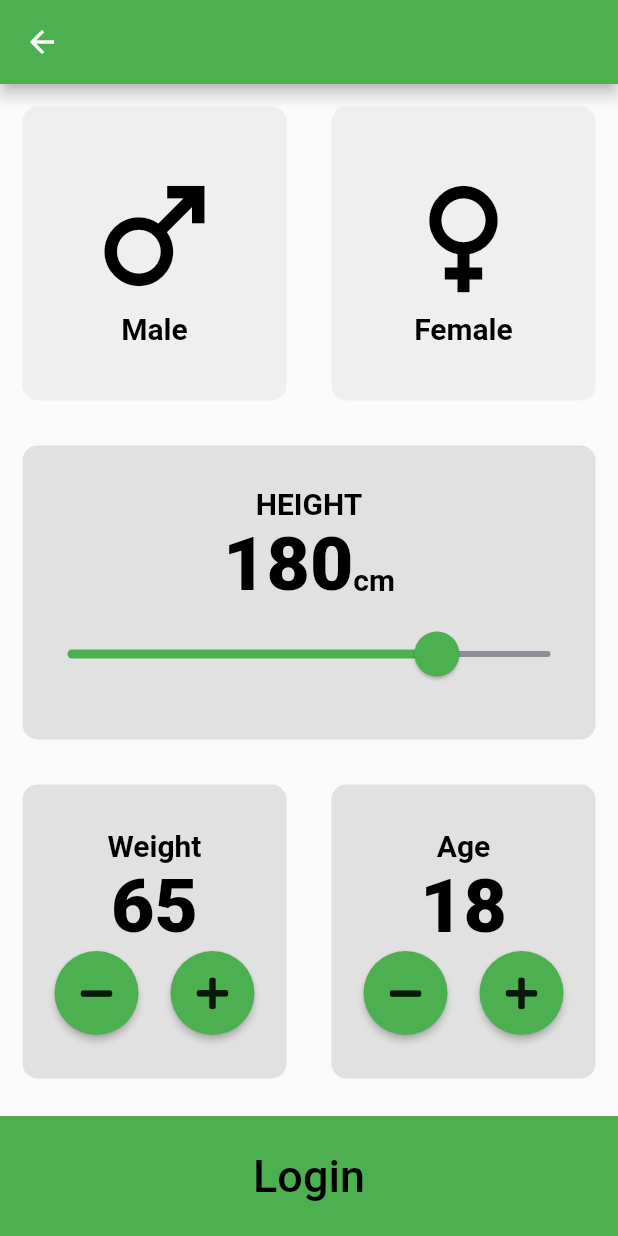
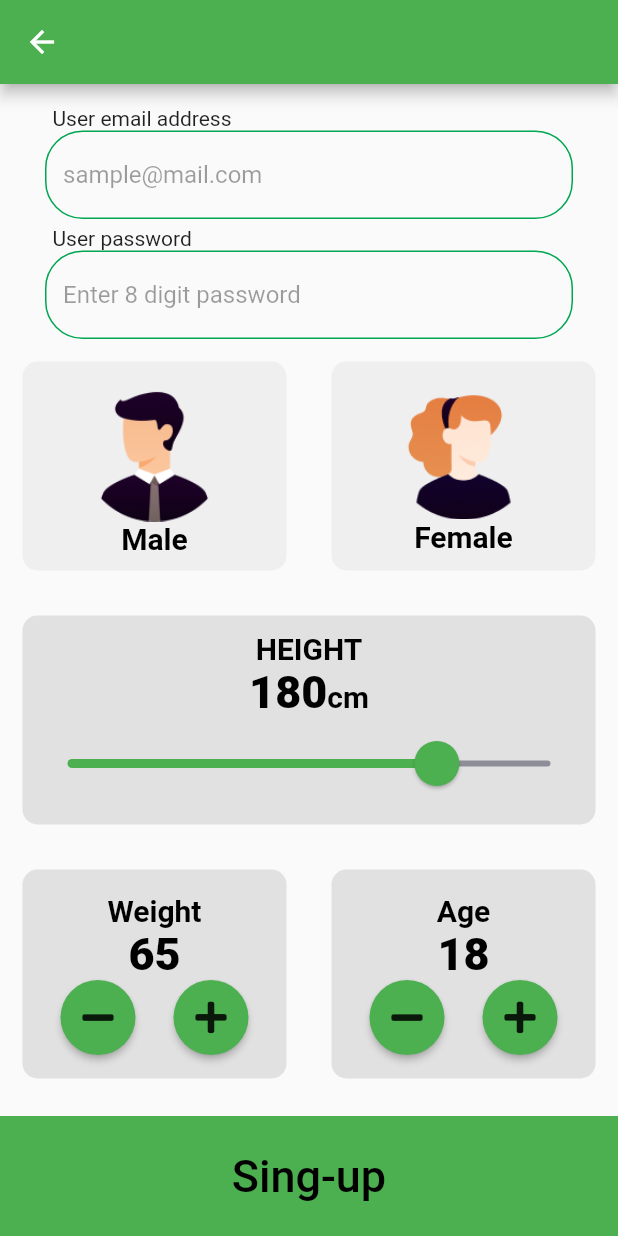
Before and after one commit to mmuhamadiev/ndc_medic_record_app, a Flutter app: the RegistrationPage screen opened by its route, on a phone screen of 412 x 824 dp. Run offline on Flutter 3.47's test engine with Material 2 defaults, Android fonts, the light colour scheme and no system bars; our stand-ins replace font_awesome_flutter, introduction_screen.

Commit message:
update 1 registration page, fix keyboard overflow

```diff
--- a/lib/constraints.dart
+++ b/lib/constraints.dart
@@ -6,6 +6,8 @@ const kStaticMainColor = Color(0xff00A651);
 const kStaticMainColorOpacity = Color.fromRGBO(0, 166, 81, 50);
 
 const kInputDecoration = InputDecoration(
+  filled: false,
+  fillColor: kStaticMainColorOpacity,
   enabledBorder: OutlineInputBorder(
     borderSide: BorderSide(color: kStaticMainColorOpacity),
     borderRadius: BorderRadius.all(Radius.circular(25),),
--- a/lib/main.dart
+++ b/lib/main.dart
@@ -18,6 +18,7 @@ class MyApp extends StatelessWidget {
       theme: ThemeData(
         primarySwatch: Colors.green,
       ),
+      //home: OnBoarding(),
       initialRoute: '/',
       onGenerateRoute: OnGenerateRoutes.generatedRout,
     );
--- a/lib/on_generate_route.dart
+++ b/lib/on_generate_route.dart
@@ -10,9 +10,9 @@ import 'screens/login_registration_page/login_page.dart';
 class OnGenerateRoutes {
   static Route<dynamic> generatedRout(RouteSettings settings){
     switch(settings.name) {
-      case OnBoarding.routeName:
+      case OnBoardingPage.routeName:
         return MaterialPageRoute(builder: (BuildContext context) {
-          return OnBoarding();
+          return OnBoardingPage();
         });
       case LoginPage.routeName:
         return MaterialPageRoute(builder: (BuildContext context) {
--- a/lib/screens/login_registration_page/login_components/bottom_button.dart
+++ b/lib/screens/login_registration_page/login_components/bottom_button.dart
@@ -1,5 +1,5 @@
 import 'package:flutter/material.dart';
-import 'package:ndc_medic_record_app/screens/login_registration_page/login_components/constraints.dart';
+import 'package:ndc_medic_record_app/screens/login_registration_page/login_components/login_constraints.dart';
 
 class BottomButton extends StatelessWidget {
   BottomButton({required this.onPress,required this.buttonText});
--- a/lib/screens/login_registration_page/login_components/icon_content.dart
+++ /dev/null
@@ -1,27 +0,0 @@
-import 'package:flutter/material.dart';
-import 'package:ndc_medic_record_app/screens/login_registration_page/login_components/constraints.dart';
-
-class IconContent extends StatelessWidget {
-  IconContent({required this.icon, required this.label});
-
-  final IconData icon;
-  final String label;
-
-  @override
-  Widget build(BuildContext context) {
-    return Column(
-      mainAxisAlignment: MainAxisAlignment.center,
-      children: [
-        Icon(
-          icon,
-          size: 100,
-          color: kTextBlackColor,
-        ),
-        Text(
-          label,
-          style: kTextStyle
-        )
-      ],
-    );
-  }
-}
--- /dev/null
+++ b/lib/screens/login_registration_page/login_components/image_content.dart
@@ -0,0 +1,20 @@
+import 'package:flutter/material.dart';
+import 'package:ndc_medic_record_app/screens/login_registration_page/login_components/login_constraints.dart';
+
+class ImageContent extends StatelessWidget {
+  ImageContent({required this.image, required this.label});
+
+  final Image image;
+  final String label;
+
+  @override
+  Widget build(BuildContext context) {
+    return Column(
+      mainAxisAlignment: MainAxisAlignment.center,
+      children: [
+        image,
+        Text(label, style: kTextStyle)
+      ],
+    );
+  }
+}
--- a/lib/screens/login_registration_page/login_components/constraints.dart
+++ b/lib/screens/login_registration_page/login_components/login_constraints.dart
@@ -8,7 +8,7 @@ const kTextStyle = TextStyle(
     fontSize: 20, color: kTextBlackColor, fontWeight: FontWeight.bold);
 
 const kNumberTextStyle =
-    TextStyle(fontSize: 50, fontWeight: FontWeight.w900, color: Colors.black);
+    TextStyle(fontSize: 30, fontWeight: FontWeight.w900, color: Colors.black);
 
 
 const kBottomTextStyle = TextStyle(fontSize: 30, color: Colors.black);
--- a/lib/screens/login_registration_page/login_components/round_icon_button.dart
+++ b/lib/screens/login_registration_page/login_components/round_icon_button.dart
@@ -10,8 +10,8 @@ class RoundIconButton extends StatelessWidget {
   Widget build(BuildContext context) {
     return RawMaterialButton(
       constraints: BoxConstraints.tightFor(
-        width: 56,
-        height: 56,
+        width: 50,
+        height: 50,
       ),
       child: Icon(icon),
       onPressed: func,
--- a/lib/screens/login_registration_page/registration_page.dart
+++ b/lib/screens/login_registration_page/registration_page.dart
@@ -1,11 +1,12 @@
 import 'package:flutter/material.dart';
+import 'package:ndc_medic_record_app/constraints.dart';
 import 'package:ndc_medic_record_app/screens/login_registration_page/login_components/bottom_button.dart';
 import 'package:ndc_medic_record_app/screens/login_registration_page/login_components/round_icon_button.dart';
 import 'package:font_awesome_flutter/font_awesome_flutter.dart';
 //import 'result_page.dart';
-import 'package:ndc_medic_record_app/screens/login_registration_page/login_components/icon_content.dart';
+import 'package:ndc_medic_record_app/screens/login_registration_page/login_components/image_content.dart';
 import 'package:ndc_medic_record_app/screens/login_registration_page/login_components/reusable_card.dart';
-import 'package:ndc_medic_record_app/screens/login_registration_page/login_components/constraints.dart';
+import 'package:ndc_medic_record_app/screens/login_registration_page/login_components/login_constraints.dart';
 import 'package:ndc_medic_record_app/screens/login_registration_page/login_components/calculator_brain.dart';
 
 enum Gender {
@@ -29,7 +30,11 @@ class _RegistrationPageState extends State<RegistrationPage> {
 
   @override
   Widget build(BuildContext context) {
-    return Scaffold(
+    return GestureDetector(
+      onTap: () {
+        FocusManager.instance.primaryFocus?.unfocus();
+      },
+      child: Scaffold(
         appBar: AppBar(
           centerTitle: false,
           title: Text(
@@ -38,21 +43,62 @@ class _RegistrationPageState extends State<RegistrationPage> {
                 color: Colors.green, fontSize: 25, fontWeight: FontWeight.bold),
           ),
         ),
+        resizeToAvoidBottomInset: false,
         body: Column(
           crossAxisAlignment: CrossAxisAlignment.stretch,
           children: [
+            const SizedBox(height: 15),
+            Container(
+              padding: EdgeInsets.only(left: 35, right: 35),
+              alignment: Alignment.bottomLeft,
+              child: Text('User email address'),
+            ),
+            Container(
+              padding: EdgeInsets.only(left: 30, right: 30),
+              child: TextField(
+                enableSuggestions: false,
+                autocorrect: false,
+                keyboardType: TextInputType.emailAddress,
+                decoration: kInputDecoration.copyWith(
+                  hintText: 'sample@mail.com',
+                  hintStyle: TextStyle(
+                    color: Colors.black38,
+                  ),
+                ),
+              ),
+            ),
+            const SizedBox(height: 5),
+            Container(
+              padding: EdgeInsets.only(left: 35, right: 35),
+              alignment: Alignment.bottomLeft,
+              child: Text('User password'),
+            ),
+            Container(
+              padding: EdgeInsets.only(left: 30, right: 30),
+              child: TextField(
+                obscuringCharacter: '*',
+                obscureText: true,
+                decoration: kInputDecoration.copyWith(
+                  hintText: 'Enter 8 digit password',
+                  hintStyle: TextStyle(
+                    color: Colors.black38,
+                  ),
+                ),
+              ),
+            ),
             Expanded(
               child: Row(
                 children: [
                   Expanded(
+                    flex: 1,
                     child: ReusableCard(
                         onPress: () {
                           setState(() {
                             selectedGender = Gender.male;
                           });
                         },
-                      cardChild: IconContent(
-                        icon: Icons.male,
+                        cardChild: ImageContent(
+                          image: Image.asset('assets/images/male.png',scale: 1.4,),
                           label: 'Male',
                         ),
                         colour: selectedGender == Gender.male
@@ -60,14 +106,15 @@ class _RegistrationPageState extends State<RegistrationPage> {
                             : kInactiveColor),
                   ),
                   Expanded(
+                    flex: 1,
                     child: ReusableCard(
                       onPress: () {
                         setState(() {
                           selectedGender = Gender.female;
                         });
                       },
-                    cardChild: IconContent(
-                      icon: Icons.female,
+                      cardChild: ImageContent(
+                        image: Image.asset('assets/images/female.png',scale: 1.4,),
                         label: 'Female',
                       ),
                       colour: selectedGender == Gender.female
@@ -79,6 +126,7 @@ class _RegistrationPageState extends State<RegistrationPage> {
               ),
             ),
             Expanded(
+              flex: 1,
               child: ReusableCard(
                 cardChild: Column(
                   mainAxisAlignment: MainAxisAlignment.center,
@@ -126,6 +174,7 @@ class _RegistrationPageState extends State<RegistrationPage> {
               ),
             ),
             Expanded(
+              flex: 1,
               child: Row(
                 children: [
                   Expanded(
@@ -219,8 +268,9 @@ class _RegistrationPageState extends State<RegistrationPage> {
                 ],
               ),
             ),
+
             BottomButton(
-            buttonText: 'Login',
+              buttonText: 'Sing-up',
               onPress: () {
                 CalculatorBrain calcBrain = CalculatorBrain(height: height, weight: weight);
                 Navigator.push(
@@ -231,6 +281,7 @@ class _RegistrationPageState extends State<RegistrationPage> {
             ),
           ],
         ),
+      ),
     );
   }
 }
--- a/lib/screens/onboarding_page/on_boarding_screen.dart
+++ b/lib/screens/onboarding_page/on_boarding_screen.dart
@@ -1,206 +1,114 @@
 import 'package:flutter/material.dart';
-import 'package:ndc_medic_record_app/screens/login_registration_page/login_page.dart';
-import 'package:onboarding/onboarding.dart';
 import 'package:ndc_medic_record_app/constraints.dart';
+import 'package:introduction_screen/introduction_screen.dart';
 
-class OnBoarding extends StatefulWidget {
+class OnBoardingPage extends StatefulWidget {
 
   static const routeName = '/';
 
   @override
-  State<OnBoarding> createState() => _OnBoardingState();
+  _OnBoardingPageState createState() => _OnBoardingPageState();
 }
 
-class _OnBoardingState extends State<OnBoarding> {
+class _OnBoardingPageState extends State<OnBoardingPage> {
+  final introKey = GlobalKey<IntroductionScreenState>();
+
+  void _onIntroEnd(context) {
+    Navigator.of(context).pushNamedAndRemoveUntil(
+        '/login',
+            (Route<dynamic> route) => false);
+  }
+
   final onboardingPagesList = [
-    PageModel(
-      widget: Column(
-        children: [
-          Container(
-            padding: EdgeInsets.only(bottom: 45.0, top: 40),
-            child: Image.asset(
+    PageViewModel(
+      title: "Title of first page",
+      body: "Here you can write the description of the page, to explain someting...",
+      image: Center(child: Image.asset(
         'assets/images/img.png',
+        scale: 1.4,
+      ),),
+      decoration: const PageDecoration(
+        titleTextStyle: TextStyle(fontSize: 28.0, fontWeight: FontWeight.w700),
+        bodyPadding: EdgeInsets.fromLTRB(16.0, 0.0, 16.0, 16.0),
+        pageColor: Colors.white,
+        imagePadding: EdgeInsets.zero,
       ),
     ),
-          const SizedBox(
-            width: double.infinity,
-            child: Text(
-              'Func',
-              style: TextStyle(
-                  color: Colors.black,
-                  fontSize: 30,
-                  fontWeight: FontWeight.bold),
+    PageViewModel(
+      title: "Title of first page",
+      body: "Here you can write the description of the page, to explain someting...",
+      image: Center(child: Image.asset(
+        'assets/images/img.png',
+        scale: 1.4,
+      ),),
+      decoration: const PageDecoration(
+        titleTextStyle: TextStyle(fontSize: 28.0, fontWeight: FontWeight.w700),
+        bodyPadding: EdgeInsets.fromLTRB(16.0, 0.0, 16.0, 16.0),
+        pageColor: Colors.white,
+        imagePadding: EdgeInsets.zero,
       ),
     ),
-          Container(
-            padding: EdgeInsets.only(bottom: 10, top: 10),
-            width: double.infinity,
-            child: const Text(
-              'Func desctiption',
-              style: TextStyle(
-                  color: Colors.black,
-                  fontSize: 20,
-                  fontStyle: FontStyle.italic),
-            ),
-          ),
-          Container(
-            padding: const EdgeInsets.only(bottom: 10.0, top: 10),
-            width: double.infinity,
-            child: const Text(
-              'Lorem Ipsum has been the industry\'s standard dummy text ever since the 1500s',
-              style: TextStyle(
-                color: Colors.black,
-                fontSize: 15,
-              ),
-            ),
-          ),
-        ],
-      ),
-    ),
-    PageModel(
-      widget: Column(
-        children: [
-          Container(
-            padding: EdgeInsets.only(bottom: 45.0, top: 40),
-            child: Image.asset(
+    PageViewModel(
+      title: "Title of first page",
+      body: "Here you can write the description of the page, to explain someting...",
+      image: Center(child: Image.asset(
         'assets/images/img.png',
-            ),
-          ),
-          const SizedBox(
-            width: double.infinity,
-            child: Text(
-              'Func',
-              style: TextStyle(
-                  color: Colors.black,
-                  fontSize: 30,
-                  fontWeight: FontWeight.bold),
-            ),
-          ),
-          Container(
-            padding: const EdgeInsets.only(bottom: 10, top: 10),
-            width: double.infinity,
-            child: const Text(
-              'Func desctiption',
-              style: TextStyle(
-                  color: Colors.black,
-                  fontSize: 20,
-                  fontStyle: FontStyle.italic),
-            ),
-          ),
-          Container(
-            padding: const EdgeInsets.only(bottom: 10.0, top: 10),
-            width: double.infinity,
-            child: const Text(
-              'Lorem Ipsum has been the industry\'s standard dummy text ever since the 1500s',
-              style: TextStyle(
-                color: Colors.black,
-                fontSize: 15,
-              ),
-            ),
-          ),
-        ],
-      ),
-    ),
-    PageModel(
-      widget: Column(
-        children: [
-          Container(
-            padding: EdgeInsets.only(bottom: 45.0, top: 40),
-            child: Image.asset(
-              'assets/images/img.png',
-            ),
-          ),
-          const SizedBox(
-            width: double.infinity,
-            child: Text(
-              'Func',
-              style: TextStyle(
-                  color: Colors.black,
-                  fontSize: 30,
-                  fontWeight: FontWeight.bold),
-            ),
-          ),
-          Container(
-            padding: const EdgeInsets.only(bottom: 10, top: 10),
-            width: double.infinity,
-            child: const Text(
-              'Func desctiption',
-              style: TextStyle(
-                  color: Colors.black,
-                  fontSize: 20,
-                  fontStyle: FontStyle.italic),
-            ),
-          ),
-          Container(
-            padding: const EdgeInsets.only(bottom: 10.0, top: 10),
-            width: double.infinity,
-            child: const Text(
-              'Lorem Ipsum has been the industry\'s standard dummy text ever since the 1500s',
-              style: TextStyle(
-                color: Colors.black,
-                fontSize: 15,
-              ),
-            ),
-          ),
-        ],
+        scale: 1.4,
+      ),),
+      decoration: const PageDecoration(
+        titleTextStyle: TextStyle(fontSize: 28.0, fontWeight: FontWeight.w700),
+        bodyTextStyle: TextStyle(fontSize: 19.0),
+        bodyPadding: EdgeInsets.fromLTRB(16.0, 0.0, 16.0, 16.0),
+        pageColor: Colors.white,
+        imagePadding: EdgeInsets.zero,
       ),
     ),
   ];
 
   @override
   Widget build(BuildContext context) {
-    return MaterialApp(
-      debugShowCheckedModeBanner: false,
-      title: 'Flutter Demo',
-      theme: ThemeData(
-        primarySwatch: Colors.blue,
-        visualDensity: VisualDensity.adaptivePlatformDensity,
-      ),
-      home: Onboarding(
-        background: Colors.white,
-        proceedButtonStyle: ProceedButtonStyle(
-            proceedpButtonText: const Text('Sign-in',
-                style: TextStyle(
-                  color: Colors.white,
-                  fontSize: 30,
-                )),
-            proceedButtonColor: kStaticMainColor,
-            proceedButtonRoute: (context) {
-              return Navigator.pushAndRemoveUntil(
-                context,
-                MaterialPageRoute(
-                  builder: (context) => LoginPage(),
-                ),
-                    (route) => false,
-              );
-            },),
+    return IntroductionScreen(
+      globalBackgroundColor: Colors.white,
       pages: onboardingPagesList,
-        skipButtonStyle: const SkipButtonStyle(
-          skipButtonColor: kStaticMainColor,
-          skipButtonText: Text(
-            'Skip',
-            style: TextStyle(
-              color: Colors.white,
-              fontSize: 30,
+      onDone: () => _onIntroEnd(context),
+      showBackButton: false,
+      showSkipButton: false,
+      next: const Material(
+        color: kStaticMainColor,
+        borderRadius: BorderRadius.only(topLeft: Radius.circular(20),topRight: Radius.circular(20),bottomLeft: Radius.circular(20),bottomRight: Radius.circular(20)),
+        child: Padding(
+          padding: EdgeInsets.only(left: 20, right: 20,top: 10,bottom: 10),
+          child: Text('Next',style: TextStyle(color: Colors.white,fontSize: 25),),
         ),
       ),
-
+      skipOrBackFlex: 0,
+      isTopSafeArea: true,
+      dotsDecorator: DotsDecorator(
+          size: const Size.square(10.0),
+          activeSize: const Size(20.0, 10.0),
+          activeColor: kStaticMainColor,
+          color: Colors.black26,
+          spacing: const EdgeInsets.symmetric(horizontal: 3.0),
+          activeShape: RoundedRectangleBorder(
+              borderRadius: BorderRadius.circular(25.0)
+          )
       ),
-        footerPadding: const EdgeInsets.only(left: 45.0, right: 45.0, bottom: 60.0),
-        indicator: Indicator(
-          activeIndicator: const ActiveIndicator(
-            color: Color(0xff000000),
+      globalFooter: const SizedBox(
+        width: double.infinity,
+        height: 60,
       ),
-          closedIndicator: const ClosedIndicator(
-            color: Color(0xff4ECF42),
+      nextStyle: ButtonStyle(
+        overlayColor: MaterialStateProperty.all(Colors.transparent),
       ),
-          indicatorDesign: IndicatorDesign.polygon(
-            polygonDesign: PolygonDesign(
-              polygonRadius: 8,
-              polygonSpacer: 25.0,
-              polygon: DesignType.polygon_circle,
+      doneStyle: ButtonStyle(
+        overlayColor: MaterialStateProperty.all(Colors.transparent),
       ),
-          ),
+      done: const Material(
+        color: kStaticMainColor,
+        borderRadius: BorderRadius.only(topLeft: Radius.circular(20),topRight: Radius.circular(20),bottomLeft: Radius.circular(20),bottomRight: Radius.circular(20)),
+        child: Padding(
+          padding: const EdgeInsets.only(left: 20, right: 20,top: 10,bottom: 10),
+          child: Text('Sing-in',style: TextStyle(color: Colors.white,fontSize: 25),),
         ),
       ),
     );
--- a/pubspec.yaml
+++ b/pubspec.yaml
@@ -34,8 +34,8 @@ dependencies:
   # The following adds the Cupertino Icons font to your application.
   # Use with the CupertinoIcons class for iOS style icons.
   cupertino_icons: ^1.0.2
-  onboarding: ^2.1.0
   font_awesome_flutter: ^9.2.0
+  introduction_screen: ^3.0.0
 
 dev_dependencies:
   flutter_test:
@@ -61,7 +61,7 @@ flutter:
 
   # To add assets to your application, add an assets section, like this:
   assets:
-    - assets/images/img.png
+    - assets/images/
   #   - images/a_dot_ham.jpeg
 
   # An image asset can refer to one or more resolution-specific "variants", see
```
Also changed, not shown: lib/screens/login_registration_page/login_page.dart (+16 -8 lines), assets/images/female.png (added), assets/images/male.png (added), pubspec.lock. Lines whose indentation alone changed are shown as unchanged.
